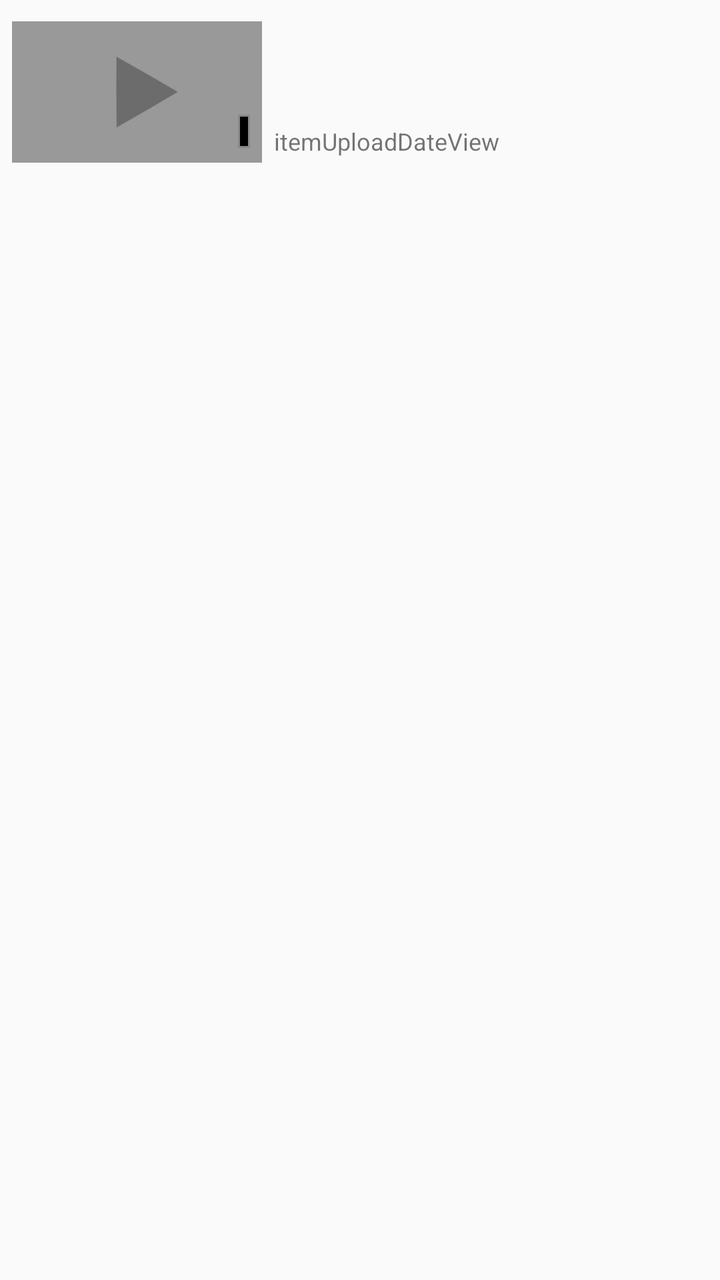
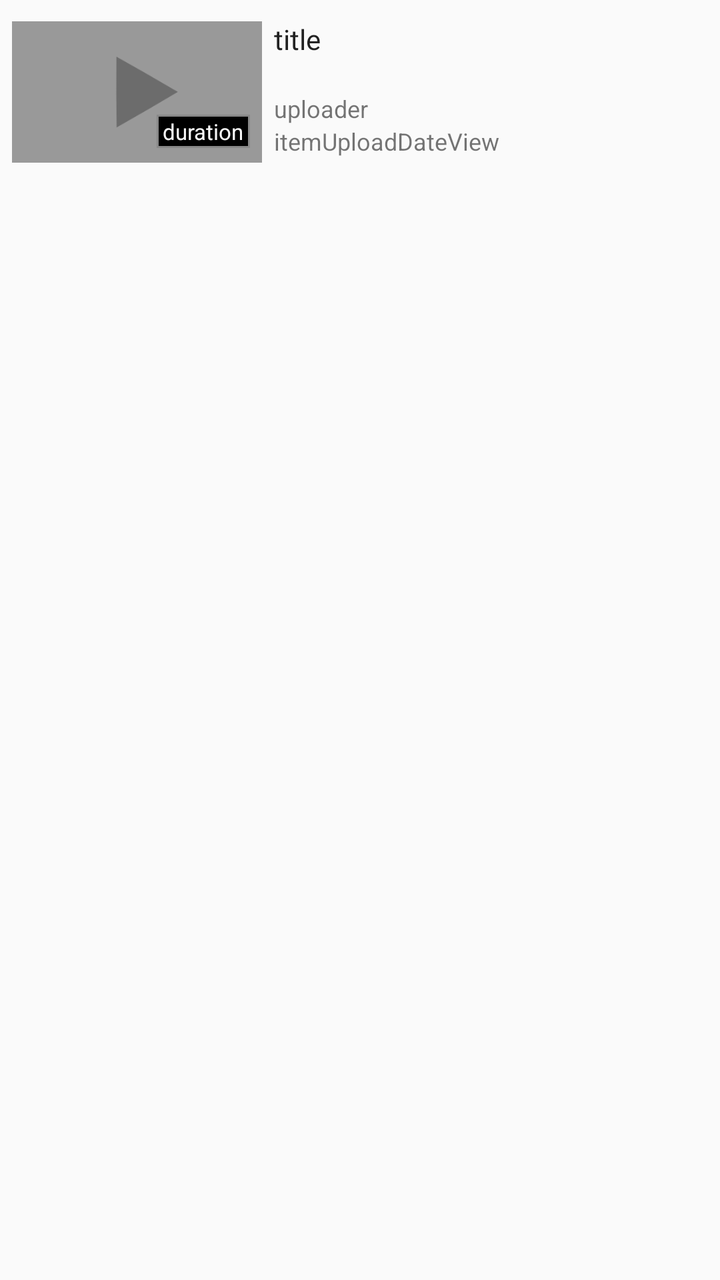

The first picture is an Android layout as it rendered before a commit; the second is the same layout after the commit. The layout source and the unified diff follow.
<!-- AndroidManifest.xml: application theme AppTheme -->
<!-- res/layout/video_item.xml -->
<?xml version="1.0" encoding="utf-8"?>
<RelativeLayout
    xmlns:android="http://schemas.android.com/apk/res/android"
    android:orientation="vertical"
    android:layout_width="match_parent"
    android:layout_height="match_parent"
    android:padding="6dp">

    <ImageView android:id="@+id/itemThumbnailView"
        android:layout_width="125dp"
        android:layout_height="80dp"
        android:layout_alignParentLeft="true"
        android:layout_alignParentTop="true"
        android:src="@drawable/dummi_thumbnail"/>

    <TextView android:id="@+id/itemVideoTitleView"
        android:layout_width="wrap_content"
        android:layout_height="40dp"
        android:layout_toRightOf="@id/itemThumbnailView"
        android:layout_alignParentTop="true"
        android:paddingLeft="6dp"
        android:paddingTop="4dp"
        android:textAppearance="?android:attr/textAppearanceLarge"
        android:textSize="@dimen/text_search_title_size"
        />

    <TextView android:id="@+id/itemUploaderView"
        android:layout_width="wrap_content"
        android:layout_height="wrap_content"
        android:layout_toRightOf="@id/itemThumbnailView"
        android:layout_below="@id/itemVideoTitleView"
        android:paddingLeft="6dp"
        android:textAppearance="?android:attr/textAppearanceSmall"
        android:textSize="@dimen/text_search_uploader_size"/>

    <TextView android:text="itemUploadDateView"
        android:layout_width="wrap_content"
        android:layout_height="wrap_content"
        android:layout_toRightOf="@id/itemThumbnailView"
        android:layout_below="@id/itemUploaderView"
        android:paddingLeft="6dp"
        android:textAppearance="?android:attr/textAppearanceSmall"
        android:textSize="@dimen/text_search_uploadtime_size"
        />

    <TextView android:id="@+id/itemDurationView"
        android:layout_width="wrap_content"
        android:layout_height="wrap_content"
        android:layout_alignBottom="@id/itemThumbnailView"
        android:layout_alignRight="@id/itemThumbnailView"
        android:layout_marginRight="6dp"
        android:layout_marginBottom="12dp"
        android:paddingLeft="3dp"
        android:paddingRight="3dp"
        android:paddingTop="1dp"
        android:paddingBottom="1dp"
        android:textAppearance="?android:attr/textAppearanceSmall"
        android:textSize="@dimen/text_search_duration_size"
        android:background="@drawable/durationback"
        android:textColor="#f7f7f7"
        />

</RelativeLayout>
<!-- resources referenced by this layout -->
<resources>
  <dimen name="text_search_duration_size">11sp</dimen>
  <dimen name="text_search_title_size">14sp</dimen>
  <dimen name="text_search_uploader_size">12sp</dimen>
  <dimen name="text_search_uploadtime_size">12sp</dimen>
  <!-- drawable dummi_thumbnail: png bitmap (drawable, 2654 bytes) -->
  <!-- drawable durationback (drawable) -->
  <?xml version="1.0" encoding="utf-8"?>
      <shape xmlns:android="http://schemas.android.com/apk/res/android" android:shape="rectangle" >
          <solid android:color="#000000" />
          <stroke android:width="1dip" android:color="#888"/>
      </shape>
  <style name="AppTheme" parent="Theme.AppCompat.Light">
          <item name="android:actionBarStyle">@style/NewPipeActionbarTheme</item>
          <item name="actionBarStyle">@style/NewPipeActionbarTheme</item>
          <item name="colorPrimary">@color/primaryColorYoutube</item>
          <item name="colorPrimaryDark">@color/primaryColorDarkYoutube</item>
      </style>
  <style name="NewPipeActionbarTheme" parent="Widget.AppCompat.Light.ActionBar.Solid">
          <item name="android:displayOptions">showHome</item>
          <item name="displayOptions">showHome</item>
          <item name="android:background">@color/primaryColorYoutube</item>
          <item name="background">@color/primaryColorYoutube</item>
      </style>
  <color name="primaryColorYoutube">#dd0000</color>
  <color name="primaryColorDarkYoutube">#bb0000</color>
</resources>

<!-- the commit's change to res/layout/video_item.xml (unified diff, before → after) -->
@@ -22,6 +22,7 @@
         android:paddingTop="4dp"
         android:textAppearance="?android:attr/textAppearanceLarge"
         android:textSize="@dimen/text_search_title_size"
+        android:text="title"
         />
 
     <TextView android:id="@+id/itemUploaderView"
@@ -31,9 +32,11 @@
         android:layout_below="@id/itemVideoTitleView"
         android:paddingLeft="6dp"
         android:textAppearance="?android:attr/textAppearanceSmall"
-        android:textSize="@dimen/text_search_uploader_size"/>
+        android:textSize="@dimen/text_search_uploader_size"
+        android:text="uploader"/>
 
-    <TextView android:text="itemUploadDateView"
+    <TextView android:id="@+id/itemUploadDateView"
+        android:text="itemUploadDateView"
         android:layout_width="wrap_content"
         android:layout_height="wrap_content"
         android:layout_toRightOf="@id/itemThumbnailView"
@@ -58,6 +61,7 @@
         android:textSize="@dimen/text_search_duration_size"
         android:background="@drawable/durationback"
         android:textColor="#f7f7f7"
+        android:text="duration"
         />
 
 </RelativeLayout>
<!-- resource entries referenced after the edit -->
@@ -16,6 +16,7 @@
           <item name="actionBarStyle">@style/NewPipeActionbarTheme</item>
           <item name="colorPrimary">@color/primaryColorYoutube</item>
           <item name="colorPrimaryDark">@color/primaryColorDarkYoutube</item>
+          <item name="colorAccent">@color/accentColorYoutube</item>
       </style>
   <style name="NewPipeActionbarTheme" parent="Widget.AppCompat.Light.ActionBar.Solid">
           <item name="android:displayOptions">showHome</item>
@@ -25,5 +26,6 @@
       </style>
   <color name="primaryColorYoutube">#dd0000</color>
   <color name="primaryColorDarkYoutube">#bb0000</color>
+  <color name="accentColorYoutube">#000000</color>
 </resources>
 
